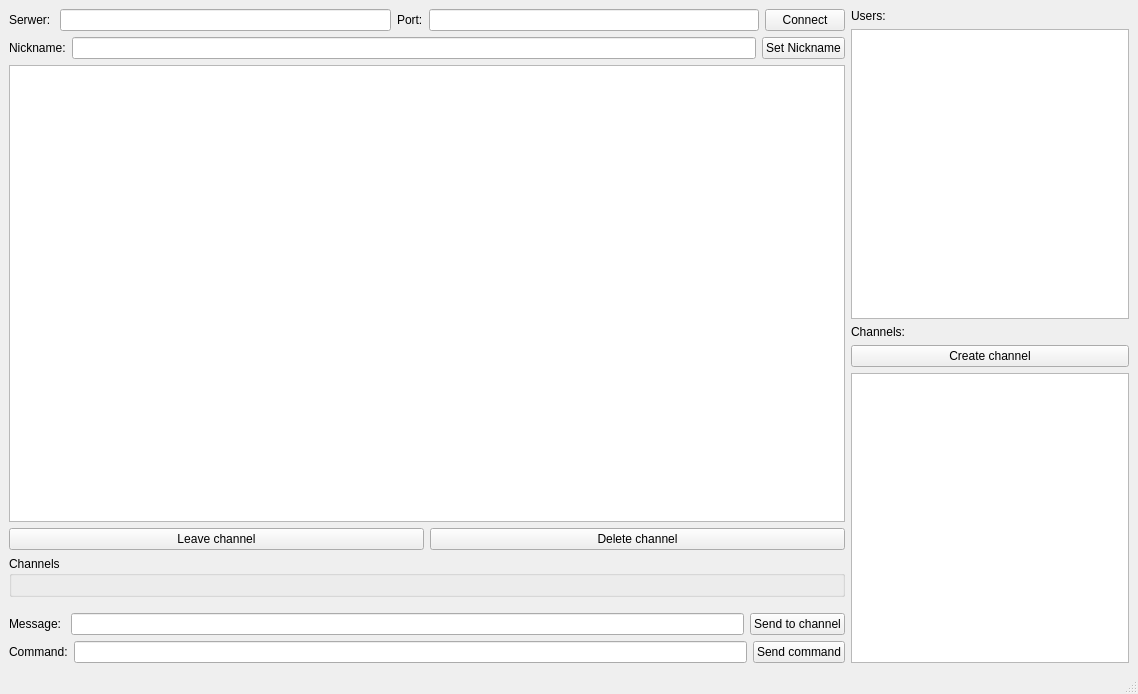
Before: the Qt Designer form mainwindow.ui in PawelPaziewski/pus_client, drawn with Qt 5.
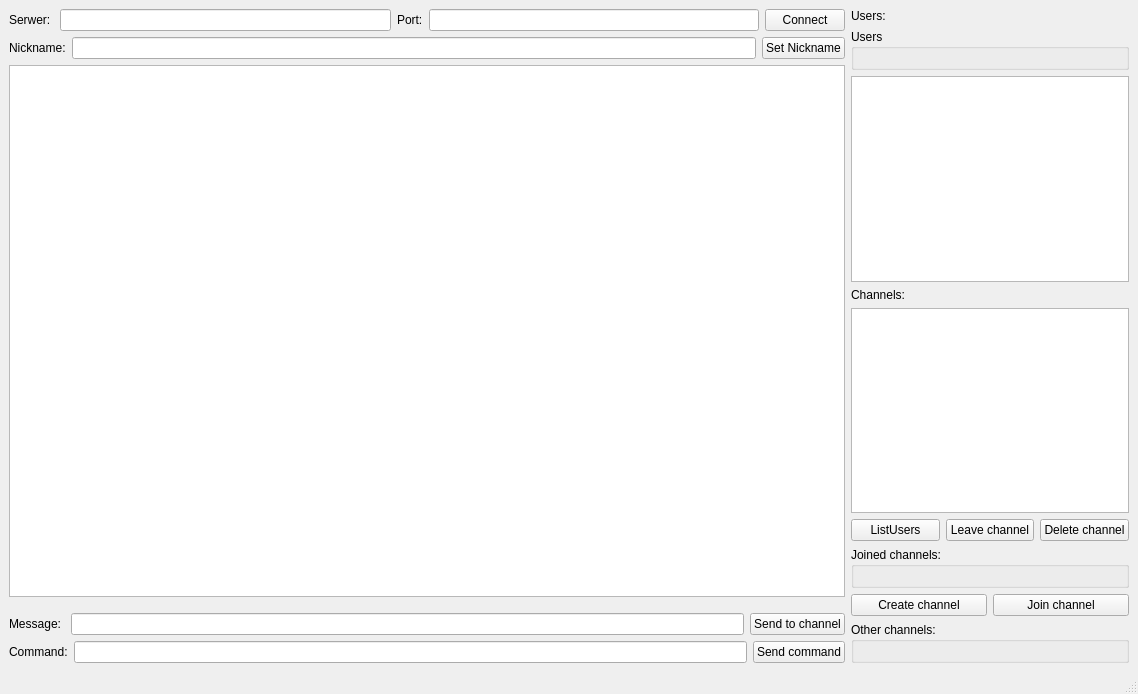
After: the same form once the commit is applied.

Commit message: new way of join and create channel

Patch:
```diff
--- a/mainwindow.ui
+++ b/mainwindow.ui
@@ -98,36 +98,6 @@
         </property>
        </widget>
       </item>
-      <item>
-       <layout class="QHBoxLayout" name="horizontalLayout_7">
-        <item>
-         <widget class="QPushButton" name="LeaveChannel">
-          <property name="text">
-           <string>Leave channel</string>
-          </property>
-         </widget>
-        </item>
-        <item>
-         <widget class="QPushButton" name="DeleteChannel">
-          <property name="text">
-           <string>Delete channel</string>
-          </property>
-         </widget>
-        </item>
-       </layout>
-      </item>
-      <item>
-       <widget class="QGroupBox" name="channels">
-        <property name="title">
-         <string>Channels</string>
-        </property>
-        <layout class="QVBoxLayout" name="verticalLayout_4">
-         <item>
-          <layout class="QVBoxLayout" name="channelsElements"/>
-         </item>
-        </layout>
-       </widget>
-      </item>
       <item>
        <layout class="QHBoxLayout" name="horizontalLayout_5">
         <property name="topMargin">
@@ -187,6 +157,18 @@
         </property>
        </widget>
       </item>
+      <item>
+       <widget class="QGroupBox" name="users">
+        <property name="title">
+         <string>Users</string>
+        </property>
+        <layout class="QVBoxLayout" name="verticalLayout_5">
+         <item>
+          <layout class="QVBoxLayout" name="usersElements"/>
+         </item>
+        </layout>
+       </widget>
+      </item>
       <item>
        <widget class="QListWidget" name="usersList"/>
       </item>
@@ -197,16 +179,76 @@
         </property>
        </widget>
       </item>
-      <item>
-       <widget class="QPushButton" name="createChannelButton">
-        <property name="text">
-         <string>Create channel</string>
-        </property>
-       </widget>
-      </item>
       <item>
        <widget class="QListWidget" name="channelsList"/>
       </item>
+      <item>
+       <layout class="QHBoxLayout" name="horizontalLayout_7">
+        <item>
+         <widget class="QPushButton" name="ListUsers">
+          <property name="text">
+           <string>ListUsers</string>
+          </property>
+         </widget>
+        </item>
+        <item>
+         <widget class="QPushButton" name="LeaveChannel">
+          <property name="text">
+           <string>Leave channel</string>
+          </property>
+         </widget>
+        </item>
+        <item>
+         <widget class="QPushButton" name="DeleteChannel">
+          <property name="text">
+           <string>Delete channel</string>
+          </property>
+         </widget>
+        </item>
+       </layout>
+      </item>
+      <item>
+       <widget class="QGroupBox" name="channels">
+        <property name="title">
+         <string>Joined channels:</string>
+        </property>
+        <layout class="QVBoxLayout" name="verticalLayout_4">
+         <item>
+          <layout class="QVBoxLayout" name="channelsElements"/>
+         </item>
+        </layout>
+       </widget>
+      </item>
+      <item>
+       <layout class="QHBoxLayout" name="horizontalLayout_9">
+        <item>
+         <widget class="QPushButton" name="createChannelButton">
+          <property name="text">
+           <string>Create channel</string>
+          </property>
+         </widget>
+        </item>
+        <item>
+         <widget class="QPushButton" name="joinChannelButton">
+          <property name="text">
+           <string>Join channel</string>
+          </property>
+         </widget>
+        </item>
+       </layout>
+      </item>
+      <item>
+       <widget class="QGroupBox" name="otherChannels">
+        <property name="title">
+         <string>Other channels:</string>
+        </property>
+        <layout class="QVBoxLayout" name="verticalLayout_7">
+         <item>
+          <layout class="QVBoxLayout" name="otherChannelsElements"/>
+         </item>
+        </layout>
+       </widget>
+      </item>
      </layout>
     </item>
    </layout>
```
The commit also changes 3 other files.
